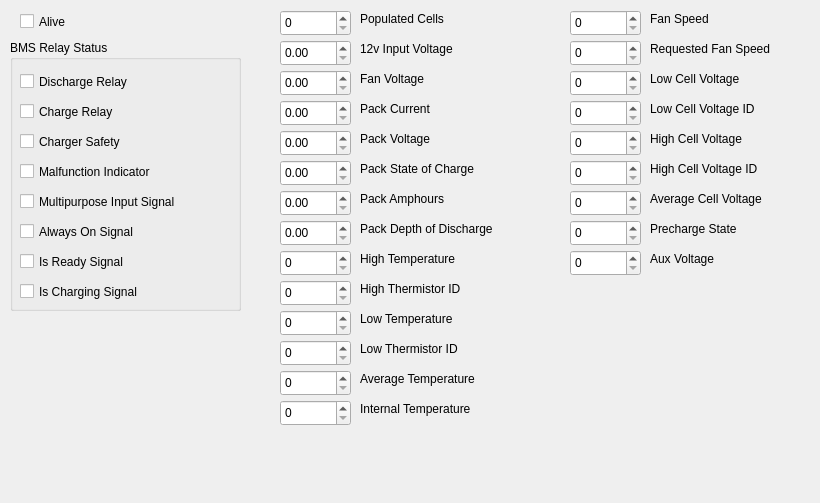
Qt form src/UILayer/Packet/BatteryTab.ui (UCSolarCarTeam/Epsilon-Telemetry-Test-Tool) before a commit.
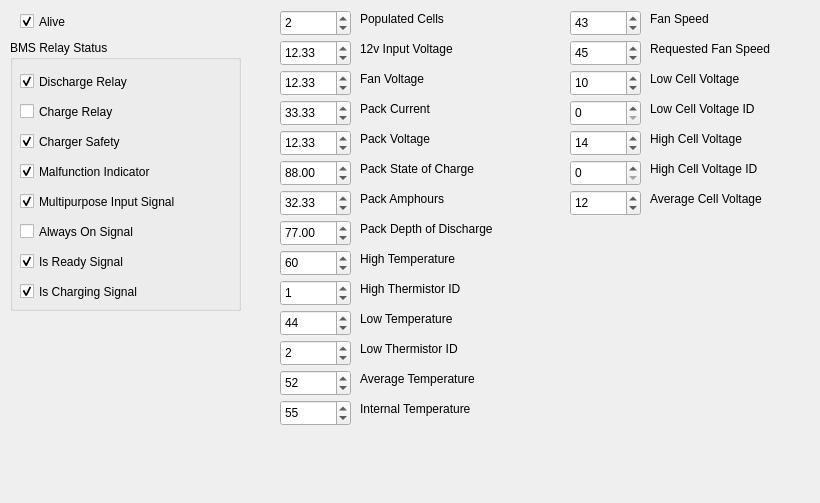
The same form after that commit.

What changed in the file:
```diff
--- a/src/UILayer/Packet/BatteryTab.ui
+++ b/src/UILayer/Packet/BatteryTab.ui
@@ -48,18 +48,8 @@
      <height>26</height>
     </rect>
    </property>
-  </widget>
-  <widget class="QLabel" name="label_23">
-   <property name="geometry">
-    <rect>
-     <x>650</x>
-     <y>250</y>
-     <width>111</width>
-     <height>17</height>
-    </rect>
-   </property>
-   <property name="text">
-    <string>Aux Voltage</string>
+   <property name="value">
+    <double>12.330000000000000</double>
    </property>
   </widget>
   <widget class="QSpinBox" name="fanSpeed">
@@ -74,6 +64,9 @@
    <property name="maximum">
     <number>255</number>
    </property>
+   <property name="value">
+    <number>43</number>
+   </property>
   </widget>
   <widget class="QLabel" name="label_10">
    <property name="geometry">
@@ -100,6 +93,9 @@
    <property name="maximum">
     <number>255</number>
    </property>
+   <property name="value">
+    <number>52</number>
+   </property>
   </widget>
   <widget class="QGroupBox" name="bmsRelayStatus">
    <property name="geometry">
@@ -125,6 +121,9 @@
     <property name="text">
      <string>Discharge Relay</string>
     </property>
+    <property name="checked">
+     <bool>true</bool>
+    </property>
    </widget>
    <widget class="QCheckBox" name="chargeRelay">
     <property name="geometry">
@@ -151,6 +150,9 @@
     <property name="text">
      <string>Charger Safety</string>
     </property>
+    <property name="checked">
+     <bool>true</bool>
+    </property>
    </widget>
    <widget class="QCheckBox" name="malfunctionIndicator">
     <property name="geometry">
@@ -164,6 +166,9 @@
     <property name="text">
      <string>Malfunction Indicator</string>
     </property>
+    <property name="checked">
+     <bool>true</bool>
+    </property>
    </widget>
    <widget class="QCheckBox" name="alwaysOn">
     <property name="geometry">
@@ -190,6 +195,9 @@
     <property name="text">
      <string>Multipurpose Input Signal</string>
     </property>
+    <property name="checked">
+     <bool>true</bool>
+    </property>
    </widget>
    <widget class="QCheckBox" name="isReady">
     <property name="geometry">
@@ -203,6 +211,9 @@
     <property name="text">
      <string>Is Ready Signal</string>
     </property>
+    <property name="checked">
+     <bool>true</bool>
+    </property>
    </widget>
    <widget class="QCheckBox" name="isCharging">
     <property name="geometry">
@@ -216,21 +227,11 @@
     <property name="text">
      <string>Is Charging Signal</string>
     </property>
+    <property name="checked">
+     <bool>true</bool>
+    </property>
    </widget>
   </widget>
-  <widget class="QSpinBox" name="prechargeState">
-   <property name="geometry">
-    <rect>
-     <x>570</x>
-     <y>220</y>
-     <width>71</width>
-     <height>26</height>
-    </rect>
-   </property>
-   <property name="maximum">
-    <number>4</number>
-   </property>
-  </widget>
   <widget class="QSpinBox" name="averageCellVoltage">
    <property name="geometry">
     <rect>
@@ -243,6 +244,9 @@
    <property name="maximum">
     <number>65535</number>
    </property>
+   <property name="value">
+    <number>12</number>
+   </property>
   </widget>
   <widget class="QLabel" name="label_11">
    <property name="geometry">
@@ -266,6 +270,9 @@
      <height>26</height>
     </rect>
    </property>
+   <property name="value">
+    <double>88.000000000000000</double>
+   </property>
   </widget>
   <widget class="QLabel" name="label_19">
    <property name="geometry">
@@ -305,6 +312,9 @@
    <property name="maximum">
     <number>65535</number>
    </property>
+   <property name="value">
+    <number>14</number>
+   </property>
   </widget>
   <widget class="QLabel" name="label_2">
    <property name="geometry">
@@ -345,19 +355,6 @@
     <string>Pack Current</string>
    </property>
   </widget>
-  <widget class="QSpinBox" name="auxVoltage">
-   <property name="geometry">
-    <rect>
-     <x>570</x>
-     <y>250</y>
-     <width>71</width>
-     <height>26</height>
-    </rect>
-   </property>
-   <property name="maximum">
-    <number>255</number>
-   </property>
-  </widget>
   <widget class="QDoubleSpinBox" name="packAmphours">
    <property name="geometry">
     <rect>
@@ -367,6 +364,9 @@
      <height>26</height>
     </rect>
    </property>
+   <property name="value">
+    <double>32.329999999999998</double>
+   </property>
   </widget>
   <widget class="QDoubleSpinBox" name="packVoltage">
    <property name="geometry">
@@ -377,6 +377,9 @@
      <height>26</height>
     </rect>
    </property>
+   <property name="value">
+    <double>12.330000000000000</double>
+   </property>
   </widget>
   <widget class="QDoubleSpinBox" name="packCurrent">
    <property name="geometry">
@@ -387,6 +390,9 @@
      <height>26</height>
     </rect>
    </property>
+   <property name="value">
+    <double>33.329999999999998</double>
+   </property>
   </widget>
   <widget class="QLabel" name="label_3">
    <property name="geometry">
@@ -419,6 +425,9 @@
    <property name="maximum">
     <number>255</number>
    </property>
+   <property name="value">
+    <number>2</number>
+   </property>
   </widget>
   <widget class="QLabel" name="label_9">
    <property name="geometry">
@@ -458,6 +467,9 @@
    <property name="maximum">
     <number>255</number>
    </property>
+   <property name="value">
+    <number>45</number>
+   </property>
   </widget>
   <widget class="QSpinBox" name="highCellVoltageId">
    <property name="geometry">
@@ -497,6 +509,9 @@
    <property name="maximum">
     <number>255</number>
    </property>
+   <property name="value">
+    <number>60</number>
+   </property>
   </widget>
   <widget class="QLabel" name="label_15">
    <property name="geometry">
@@ -511,19 +526,6 @@
     <string>Fan Speed</string>
    </property>
   </widget>
-  <widget class="QLabel" name="label_22">
-   <property name="geometry">
-    <rect>
-     <x>650</x>
-     <y>220</y>
-     <width>151</width>
-     <height>17</height>
-    </rect>
-   </property>
-   <property name="text">
-    <string>Precharge State</string>
-   </property>
-  </widget>
   <widget class="QSpinBox" name="internalTemp">
    <property name="geometry">
     <rect>
@@ -536,6 +538,9 @@
    <property name="maximum">
     <number>255</number>
    </property>
+   <property name="value">
+    <number>55</number>
+   </property>
   </widget>
   <widget class="QSpinBox" name="lowCellVoltage">
    <property name="geometry">
@@ -549,6 +554,9 @@
    <property name="maximum">
     <number>65535</number>
    </property>
+   <property name="value">
+    <number>10</number>
+   </property>
   </widget>
   <widget class="QSpinBox" name="lowTemp">
    <property name="geometry">
@@ -562,6 +570,9 @@
    <property name="maximum">
     <number>255</number>
    </property>
+   <property name="value">
+    <number>44</number>
+   </property>
   </widget>
   <widget class="QSpinBox" name="lowThermistorId">
    <property name="geometry">
@@ -575,6 +586,9 @@
    <property name="maximum">
     <number>255</number>
    </property>
+   <property name="value">
+    <number>2</number>
+   </property>
   </widget>
   <widget class="QDoubleSpinBox" name="inputVoltage12V">
    <property name="geometry">
@@ -585,6 +599,9 @@
      <height>26</height>
     </rect>
    </property>
+   <property name="value">
+    <double>12.330000000000000</double>
+   </property>
   </widget>
   <widget class="QLabel" name="label_7">
    <property name="geometry">
@@ -634,6 +651,9 @@
      <height>26</height>
     </rect>
    </property>
+   <property name="value">
+    <double>77.000000000000000</double>
+   </property>
   </widget>
   <widget class="QLabel" name="label_6">
    <property name="geometry">
@@ -712,6 +732,9 @@
    <property name="maximum">
     <number>255</number>
    </property>
+   <property name="value">
+    <number>1</number>
+   </property>
   </widget>
   <widget class="QCheckBox" name="alive">
    <property name="geometry">
@@ -725,6 +748,9 @@
    <property name="text">
     <string>Alive</string>
    </property>
+   <property name="checked">
+    <bool>true</bool>
+   </property>
   </widget>
  </widget>
  <resources/>
```
